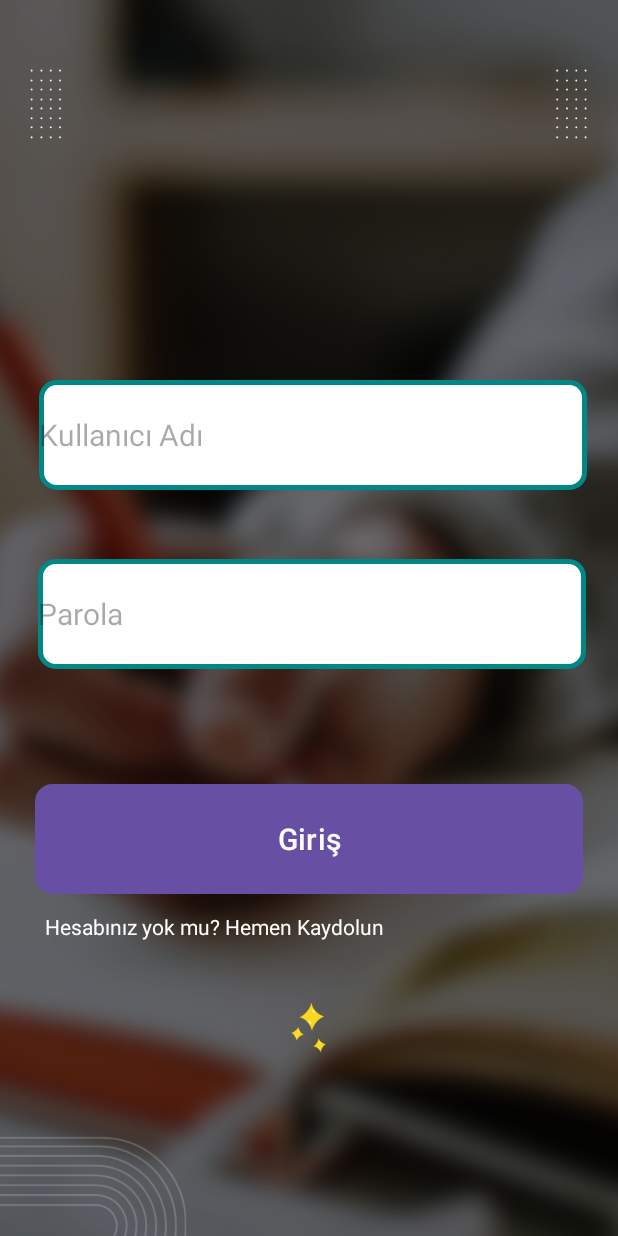
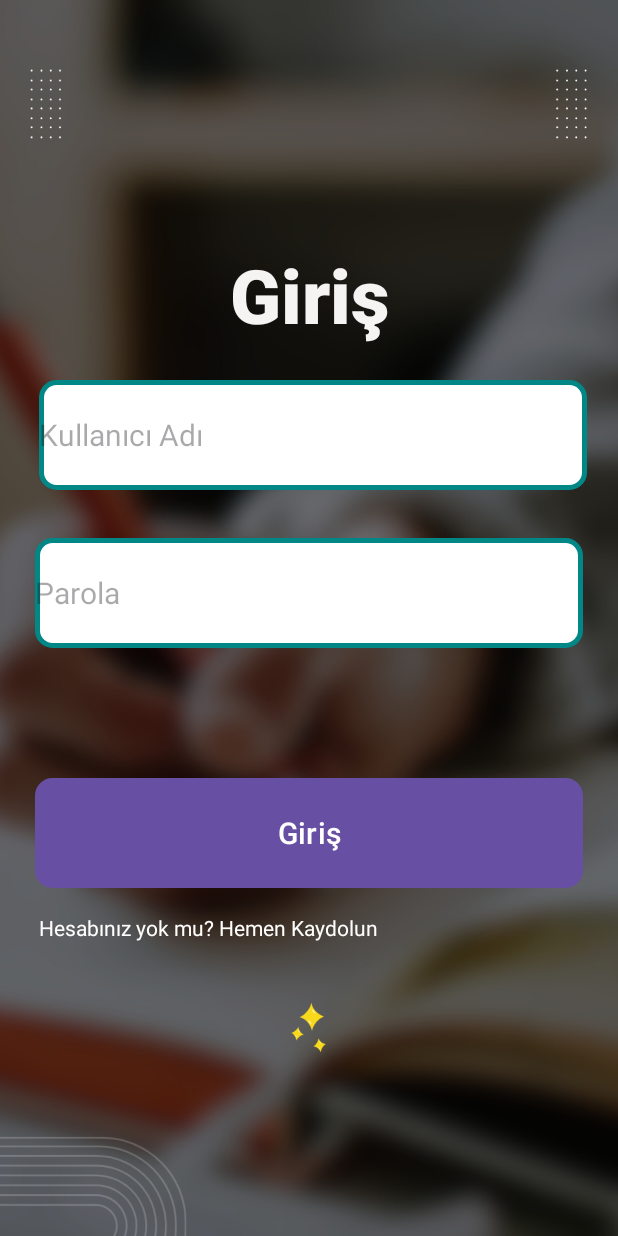
Before and after one commit to mustafateker/AndroidAppProje, an Android app: the screen it shows after launch (Login_Screen), on a phone screen of 412 x 824 dp. Run offline under Robolectric (Android 15) with nearby library versions, the phone set to English and light mode, and no system bars; our stand-ins replace Firebase (no records; nobody signed in at launch, a user with empty details on screens opened directly).

Commit message:
Login ve Register ekranlari linklendi

```diff
--- a/app/src/main/AndroidManifest.xml
+++ b/app/src/main/AndroidManifest.xml
@@ -3,6 +3,7 @@
     xmlns:tools="http://schemas.android.com/tools">
 
     <uses-permission android:name="android.permission.INTERNET" />
+
 
     <application
         android:allowBackup="true"
--- a/app/src/main/res/layout/activity_login_screen.xml
+++ b/app/src/main/res/layout/activity_login_screen.xml
@@ -8,6 +8,7 @@
 
 
     <ImageView
+
         android:id="@+id/imageView"
         android:layout_width="match_parent"
         android:layout_height="wrap_content"
@@ -17,7 +18,7 @@
         app:layout_constraintTop_toTopOf="parent"
         app:srcCompat="@drawable/adsz_tasarm"
         tools:ignore="MissingConstraints,VisualLintBounds"
-        tools:layout_editor_absoluteX="0dp" />
+        tools:layout_editor_absoluteX="16dp" />
 
     <EditText
         android:id="@+id/UsernameText"
@@ -41,8 +42,6 @@
         android:singleLine="true"
         android:textAllCaps="false"
         android:textIsSelectable="false"
-
-
         android:textSize="20sp"
         android:visibility="visible"
         app:barrierAllowsGoneWidgets="false"
@@ -56,26 +55,34 @@
         app:layout_constraintVertical_bias="0.007"
         tools:visibility="visible" />
 
-    <Button
-        android:id="@+id/LoginButton"
-        android:layout_width="365dp"
-        android:layout_height="73dp"
-        android:background="@drawable/edit_text_background"
-        android:backgroundTint="@color/design_default_color_secondary_variant"
-        android:text="@string/giris"
-        android:textSize="20sp"
-        app:layout_constraintBottom_toBottomOf="parent"
+    <TextView
+        android:id="@+id/GirisTittle"
+        android:layout_width="209dp"
+        android:layout_height="81dp"
+        android:autoSizeMinTextSize="50sp"
+        android:fontFamily="sans-serif-black"
+        android:gravity="center"
+
+
+        android:text="Giriş"
+        android:textColor="#F6F3F3"
+        android:textColorHighlight="#FAF7F7"
+        android:textSize="50sp"
+        android:visibility="visible"
+        app:barrierAllowsGoneWidgets="false"
+        app:chainUseRtl="false"
+        app:layout_constraintBottom_toTopOf="@+id/UsernameText"
         app:layout_constraintEnd_toEndOf="parent"
-
-        app:layout_constraintStart_toStartOf="parent"
-        app:layout_constraintTop_toBottomOf="@+id/UsernameText"
-        app:layout_constraintVertical_bias="0.463"
-        tools:ignore="VisualLintButtonSize" />
+        app:layout_constraintStart_toStartOf="@+id/imageView"
+        app:layout_constraintTop_toTopOf="@+id/imageView"
+        app:layout_constraintVertical_bias="0.906"
+        tools:ignore="MissingConstraints" />
 
     <EditText
         android:id="@+id/Parola1"
         android:layout_width="365dp"
         android:layout_height="73dp"
+        android:layout_marginTop="32dp"
         android:allowUndo="true"
         android:autofillHints=""
         android:background="@drawable/edit_text_background"
@@ -90,18 +97,31 @@
         android:textAllCaps="false"
         android:textColor="#000000"
         android:textSize="20sp"
-        app:layout_constraintBottom_toTopOf="@+id/LoginButton"
         app:layout_constraintEnd_toEndOf="parent"
-        app:layout_constraintHorizontal_bias="0.543"
         app:layout_constraintStart_toStartOf="parent"
-        app:layout_constraintTop_toBottomOf="@+id/UsernameText"
-        app:layout_constraintVertical_bias="0.373" />
+        app:layout_constraintTop_toBottomOf="@+id/UsernameText" />
+
+    <Button
+        android:id="@+id/LoginButton"
+        android:layout_width="365dp"
+        android:layout_height="73dp"
+        android:layout_marginBottom="132dp"
+        android:background="@drawable/edit_text_background"
+        android:backgroundTint="@color/design_default_color_secondary_variant"
+        android:text="@string/giris"
+        android:textSize="20sp"
+        app:layout_constraintBottom_toBottomOf="parent"
+
+        app:layout_constraintEnd_toEndOf="parent"
+        app:layout_constraintStart_toStartOf="parent"
+        app:layout_constraintTop_toBottomOf="@+id/Parola1"
+        app:layout_constraintVertical_bias="0.463"
+        tools:ignore="VisualLintButtonSize" />
 
     <TextView
         android:id="@+id/hemenKaydolLink"
         android:layout_width="257dp"
         android:layout_height="48dp"
-        android:layout_marginTop="12dp"
         android:layout_marginEnd="24dp"
         android:autoLink="web"
         android:clickable="true"
@@ -112,10 +132,12 @@
         android:textColorHighlight="#FAF6F6"
         android:textColorHint="#FFFFFF"
         android:textColorLink="@color/white"
+        app:layout_constraintBottom_toBottomOf="parent"
         app:layout_constraintEnd_toEndOf="parent"
-        app:layout_constraintHorizontal_bias="0.229"
+        app:layout_constraintHorizontal_bias="0.2"
         app:layout_constraintStart_toStartOf="parent"
         app:layout_constraintTop_toBottomOf="@+id/LoginButton"
+        app:layout_constraintVertical_bias="0.092"
         tools:ignore="TextSizeCheck" />
 
 </androidx.constraintlayout.widget.ConstraintLayout>
--- a/app/src/main/res/values/strings.xml
+++ b/app/src/main/res/values/strings.xml
@@ -7,4 +7,5 @@
     <string name="todo">TODO</string>
     <string name="kullan_c_ad">Kullanıcı Adı</string>
     <string name="hesab_n_z_yok_mu_hemen_kaydolun">Hesabınız yok mu? Hemen Kaydolun</string>
+
 </resources>
```
Also changed, not shown: app/src/main/java/com/crossborders/studyhard/Join_in_Screen.kt (+3 -6 lines), app/src/main/res/layout/activity_join_in_screen.xml (+24 -5 lines).
